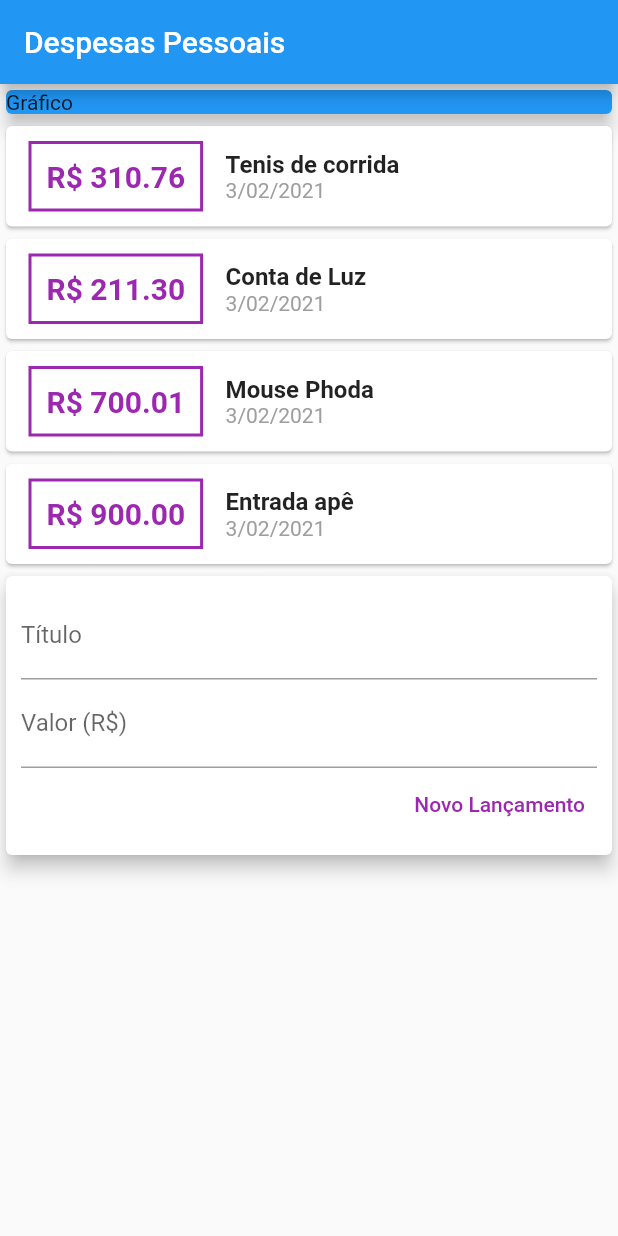
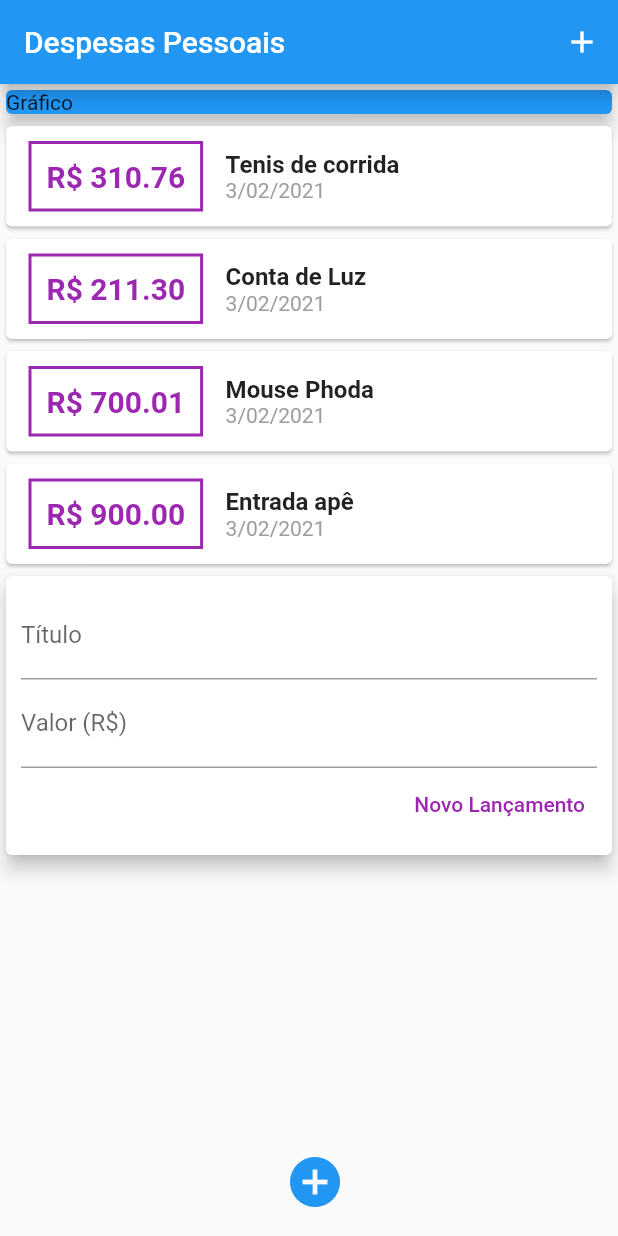
Before and after one commit to davidborelli/expenses, a Flutter app: the screen it shows after launch, on a phone screen of 412 x 824 dp. Run offline on Flutter 3.47's test engine with Material 2 defaults, Android fonts, the phone set to English and light mode, and no system bars.

Commit message:
feat: add button on header and main screen

```diff
--- a/lib/main.dart
+++ b/lib/main.dart
@@ -18,6 +18,7 @@ class MyHomePage extends StatelessWidget {
     return Scaffold(
       appBar: AppBar(
         title: Text('Despesas Pessoais'),
+        actions: [IconButton(icon: Icon(Icons.add), onPressed: () {})],
       ),
       body: SingleChildScrollView(
         child: Column(
@@ -34,6 +35,15 @@ class MyHomePage extends StatelessWidget {
           ],
         ),
       ),
+      floatingActionButton: IconButton(
+        icon: Icon(
+          Icons.add_circle,
+          size: 40,
+          color: Colors.blue,
+        ),
+        onPressed: () {},
+      ),
+      floatingActionButtonLocation: FloatingActionButtonLocation.centerFloat,
     );
   }
 }
```
